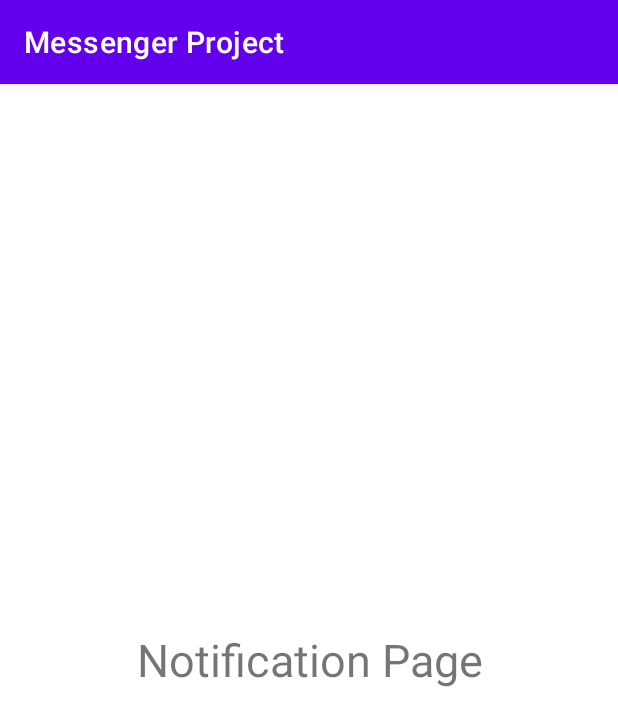
After one commit to DongHeonRyu/Android_Messenger_App, an Android app: the NotificationActivity screen opened directly, with no data from a screen before it, on a phone screen of 412 x 824 dp. The commit adds this screen. Shown: the top 726 px of the screen. Run offline under Robolectric (Android 15) with nearby library versions, the phone set to English and light mode, and no system bars.

Commit message:
until video 4

```diff
--- /dev/null
+++ b/app/src/main/java/com/mycompany/messengerproject/NotificationActivity.java
@@ -0,0 +1,14 @@
+package com.mycompany.messengerproject;
+
+import androidx.appcompat.app.AppCompatActivity;
+
+import android.os.Bundle;
+
+public class NotificationActivity extends AppCompatActivity {
+
+    @Override
+    protected void onCreate(Bundle savedInstanceState) {
+        super.onCreate(savedInstanceState);
+        setContentView(R.layout.activity_notification);
+    }
+}
--- /dev/null
+++ b/app/src/main/res/layout/activity_notification.xml
@@ -0,0 +1,18 @@
+<?xml version="1.0" encoding="utf-8"?>
+<RelativeLayout xmlns:android="http://schemas.android.com/apk/res/android"
+    xmlns:app="http://schemas.android.com/apk/res-auto"
+    xmlns:tools="http://schemas.android.com/tools"
+    android:layout_width="match_parent"
+    android:layout_height="match_parent"
+    tools:context=".NotificationActivity">
+
+    <TextView
+        android:layout_width="match_parent"
+        android:layout_height="wrap_content"
+        android:text="Notification Page"
+        android:textSize="30dp"
+        android:layout_centerInParent="true"
+        android:gravity="center"
+        ></TextView>
+
+</RelativeLayout>
--- a/app/src/main/res/values/strings.xml
+++ b/app/src/main/res/values/strings.xml
@@ -1,3 +1,4 @@
 <resources>
     <string name="app_name">Messenger Project</string>
+    <string name="title_activity_main">MainActivity</string>
 </resources>
--- a/build.gradle
+++ b/build.gradle
@@ -5,7 +5,7 @@ buildscript {
         jcenter()
     }
     dependencies {
-        classpath "com.android.tools.build:gradle:4.1.0-rc01"
+        classpath 'com.android.tools.build:gradle:4.1.0'
         classpath 'com.google.gms:google-services:4.3.4'
         // NOTE: Do not place your application dependencies here; they belong
         // in the individual module build.gradle files
```
Also changed, not shown: app/src/main/AndroidManifest.xml (+7 -4 lines), app/src/main/java/com/mycompany/messengerproject/MainActivity.java (+44 -0 lines), app/src/main/java/com/mycompany/messengerproject/RegistrationActivity.java (+16 -0 lines), app/src/main/java/com/mycompany/messengerproject/SettingActivity.java (added, +14 -0 lines), app/src/main/res/layout/activity_main.xml (+13 -10 lines), app/src/main/res/layout/activity_setting.xml (added, +19 -0 lines), app/src/main/res/menu/bottom_nav_menu.xml (added, +32 -0 lines).
